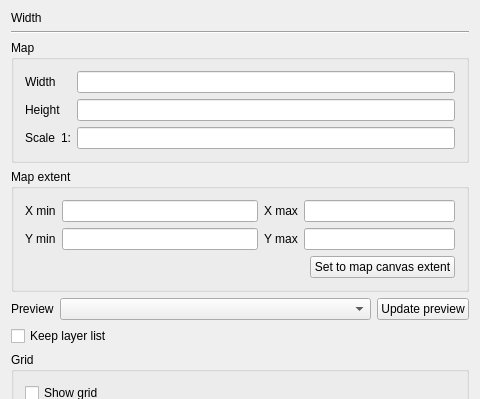
First picture: the form in qgis/src/ui/qgscomposermapwidgetbase.ui, repository sourcepole/qgis, before the edit; both pictures show x 0 to 480 and y 0 to 399 of the 480 by 649 pixel window.
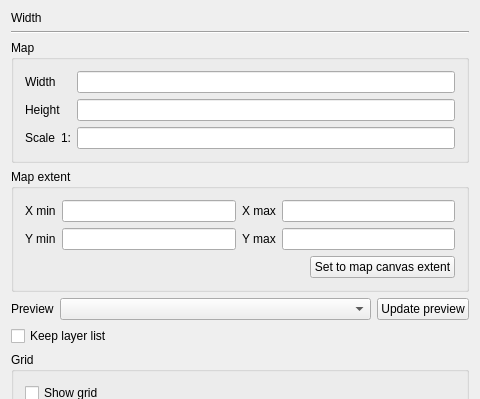
Second picture: the form after the edit. Custom widgets are drawn as their Qt base class.

Commit message: Patch from Borys to fix resizing of the min-max combo boxes

The edit to the form file:
```diff
--- a/qgis/src/ui/qgscomposermapwidgetbase.ui
+++ b/qgis/src/ui/qgscomposermapwidgetbase.ui
@@ -120,7 +120,12 @@
      <property name="title">
       <string>Map extent</string>
      </property>
-     <layout class="QGridLayout">
+     <layout class="QVBoxLayout" name="verticalLayout">
+      <item>
+       <layout class="QGridLayout" name="gridLayout_4">
+        <item row="0" column="1">
+         <widget class="QLineEdit" name="mXMinLineEdit"/>
+        </item>
       <item row="0" column="0">
        <widget class="QLabel" name="mXMinLabel">
         <property name="enabled">
@@ -134,21 +139,8 @@
         </property>
        </widget>
       </item>
-      <item row="0" column="1">
-       <widget class="QLineEdit" name="mXMinLineEdit"/>
-      </item>
-      <item row="0" column="2">
-       <widget class="QLabel" name="mXMaxLabel">
-        <property name="text">
-         <string>X max</string>
-        </property>
-        <property name="buddy">
-         <cstring>mXMaxLineEdit</cstring>
-        </property>
-       </widget>
-      </item>
-      <item row="0" column="3" colspan="2">
-       <widget class="QLineEdit" name="mXMaxLineEdit"/>
+        <item row="1" column="1">
+         <widget class="QLineEdit" name="mYMinLineEdit"/>
       </item>
       <item row="1" column="0">
        <widget class="QLabel" name="mYMinLabel">
@@ -160,8 +152,21 @@
         </property>
        </widget>
       </item>
-      <item row="1" column="1">
-       <widget class="QLineEdit" name="mYMinLineEdit"/>
+        <item row="0" column="3">
+         <widget class="QLineEdit" name="mXMaxLineEdit"/>
+        </item>
+        <item row="1" column="3">
+         <widget class="QLineEdit" name="mYMaxLineEdit"/>
+        </item>
+        <item row="0" column="2">
+         <widget class="QLabel" name="mXMaxLabel">
+          <property name="text">
+           <string>X max</string>
+          </property>
+          <property name="buddy">
+           <cstring>mXMaxLineEdit</cstring>
+          </property>
+         </widget>
       </item>
       <item row="1" column="2">
        <widget class="QLabel" name="mYMaxLabel">
@@ -173,10 +178,11 @@
         </property>
        </widget>
       </item>
-      <item row="1" column="3" colspan="2">
-       <widget class="QLineEdit" name="mYMaxLineEdit"/>
+       </layout>
       </item>
-      <item row="2" column="0" colspan="4">
+      <item>
+       <layout class="QHBoxLayout" name="horizontalLayout_5">
+        <item>
        <spacer>
         <property name="orientation">
          <enum>Qt::Horizontal</enum>
@@ -189,12 +195,20 @@
         </property>
        </spacer>
       </item>
-      <item row="2" column="4">
+        <item>
        <widget class="QPushButton" name="mSetToMapCanvasExtentButton">
+          <property name="sizePolicy">
+           <sizepolicy hsizetype="Minimum" vsizetype="Fixed">
+            <horstretch>0</horstretch>
+            <verstretch>0</verstretch>
+           </sizepolicy>
+          </property>
         <property name="text">
          <string>Set to map canvas extent</string>
         </property>
        </widget>
+        </item>
+       </layout>
       </item>
      </layout>
     </widget>
```
Lines whose indentation alone changed are shown as unchanged.
